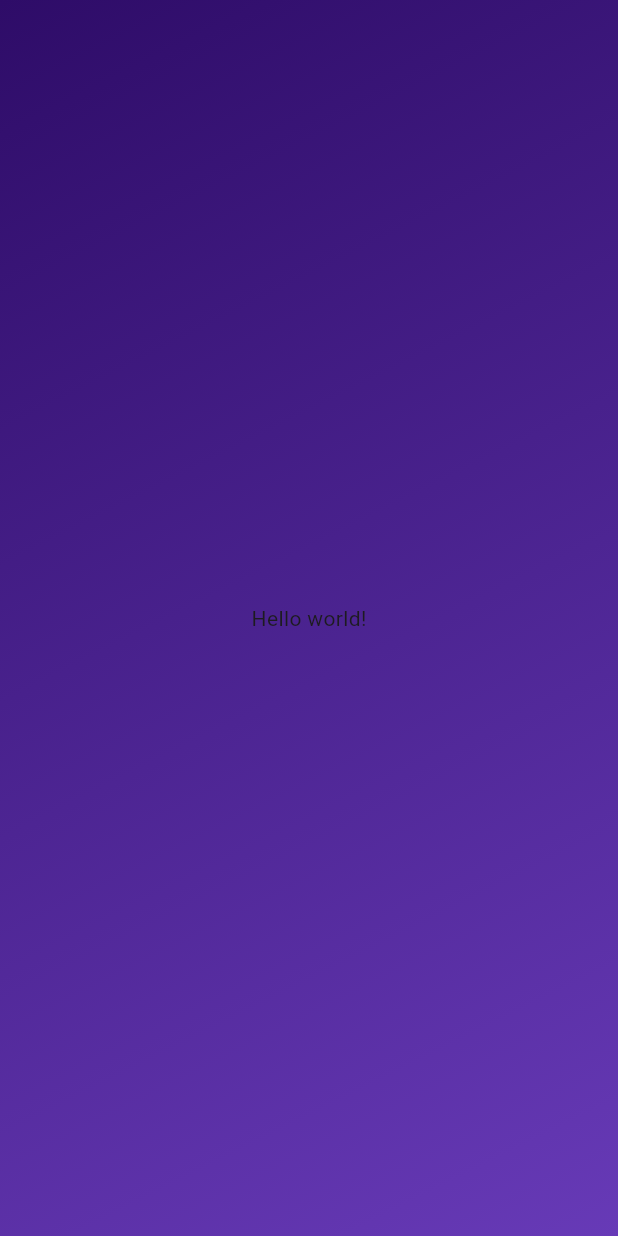
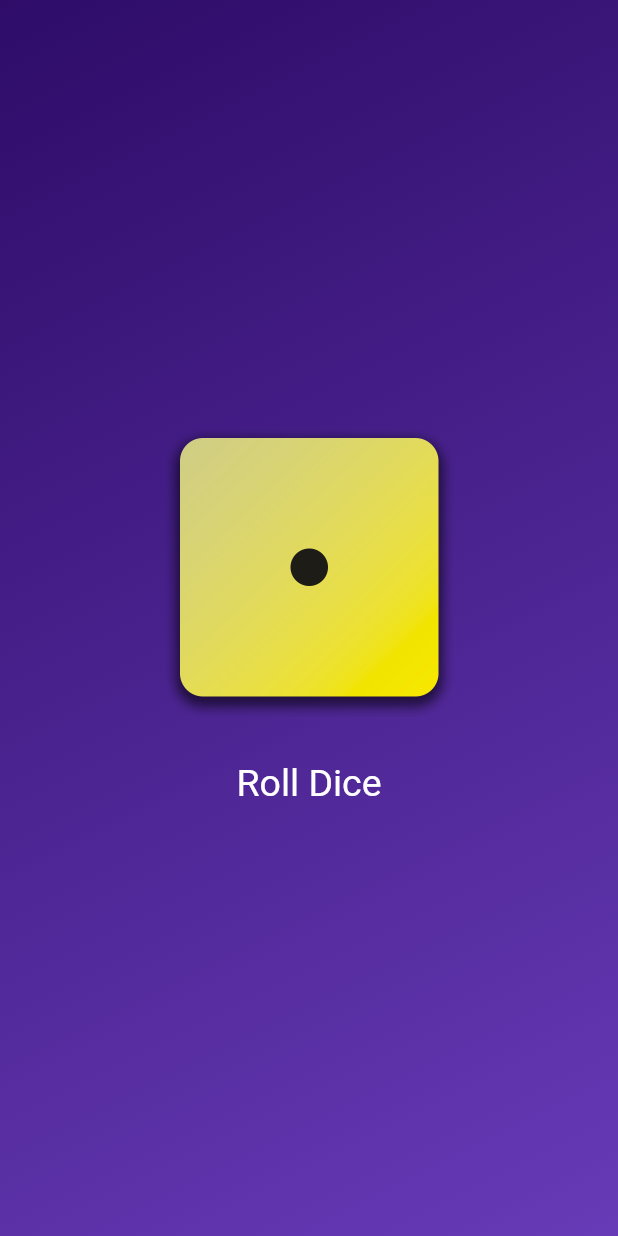
Before and after one commit to ab-gad/flutter_demo, a Flutter app: the screen it shows after launch, on a phone screen of 412 x 824 dp. Run offline on Flutter 3.47's test engine with Material 3 defaults, Android fonts, the phone set to English and light mode, and no system bars.

Commit message:
create dice roller widget with randomizer btn

```diff
--- /dev/null
+++ b/roll_dice/lib/dice_roller.dart
@@ -0,0 +1,44 @@
+import 'dart:math';
+
+import 'package:flutter/material.dart';
+
+class DiceRoller extends StatefulWidget {
+  const DiceRoller({super.key});
+
+  @override
+  State<DiceRoller> createState() => _DiceRollerState();
+}
+
+class _DiceRollerState extends State<DiceRoller> {
+  final Random randomizer = Random();
+  int imageCount = 1;
+  void rollDice() {
+    // randomizer.nextInt gives u random number between 0 and 5, so we add 1
+    setState(() {
+      imageCount = randomizer.nextInt(5) + 1;
+    });
+  }
+
+  @override
+  Widget build(BuildContext context) {
+    return Column(
+      mainAxisSize: MainAxisSize.min,
+      children: [
+        Image.asset(
+          "assets/dice_images/dice-$imageCount.png",
+          width: 200,
+        ),
+        const SizedBox(
+          height: 20,
+        ),
+        TextButton(
+          onPressed: rollDice,
+          child: const Text("Roll Dice"),
+          style: TextButton.styleFrom(
+              foregroundColor: Colors.white,
+              textStyle: TextStyle(fontSize: 25)),
+        )
+      ],
+    );
+  }
+}
--- a/roll_dice/lib/gardient_container.dart
+++ b/roll_dice/lib/gardient_container.dart
@@ -1,4 +1,6 @@
 import 'package:flutter/material.dart';
+
+import 'dice_roller.dart';
 
 class GradientContainer extends StatelessWidget {
   const GradientContainer({
@@ -27,7 +29,7 @@ class GradientContainer extends StatelessWidget {
         ),
       ),
       child: Center(
-        child: Text("Hello world!"),
+        child: DiceRoller(),
       ),
     );
   }
```
Also changed, not shown: roll_dice/pubspec.yaml (+7 -3 lines), roll_dice/assets/dice_images/dice-1.png (added), roll_dice/assets/dice_images/dice-2.png (added), roll_dice/assets/dice_images/dice-3.png (added), roll_dice/assets/dice_images/dice-4.png (added), roll_dice/assets/dice_images/dice-5.png (added), roll_dice/assets/dice_images/dice-6.png (added).
